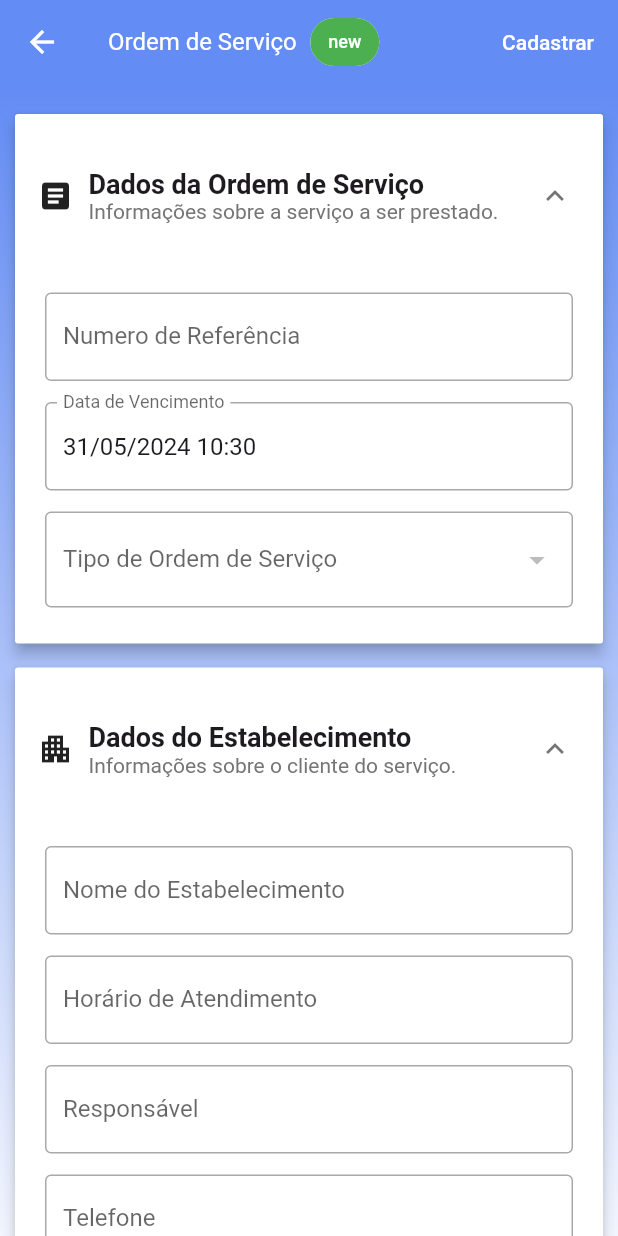
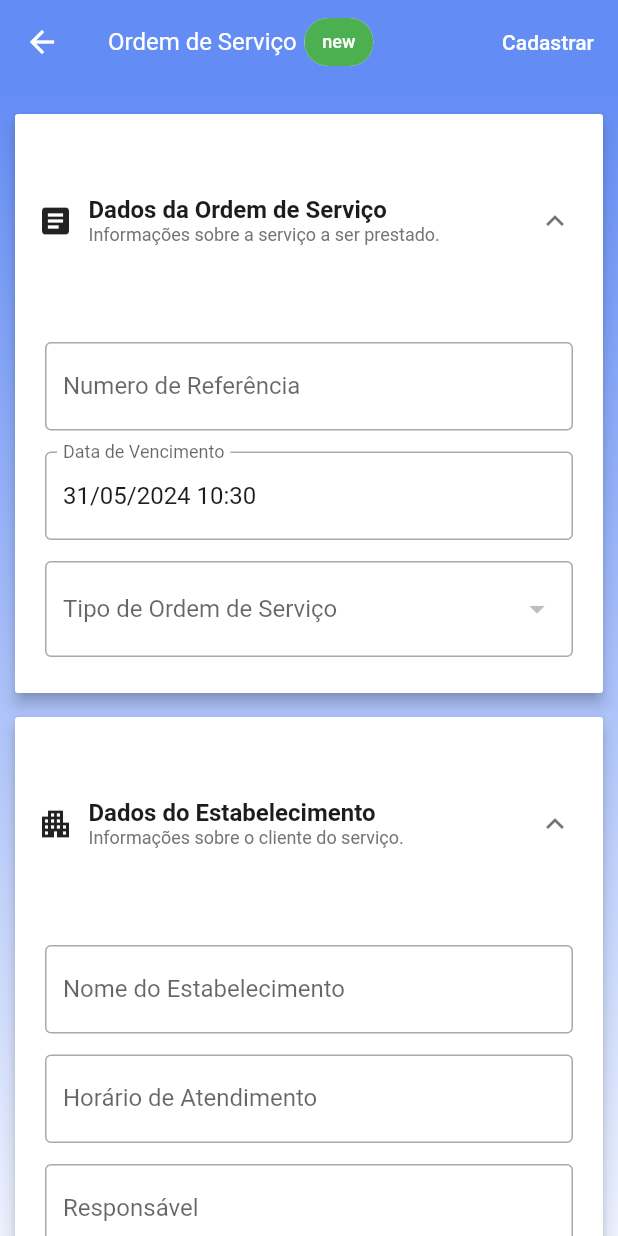
Before and after one commit to Kaued/LogSanApp, a Flutter app: the ServiceOrderForm screen opened directly, after a tap on "Dados da Ordem de Serviço", after a tap on the "expand more" icon, on a phone screen of 412 x 824 dp. Run offline on Flutter 3.47's test engine with Material 3 defaults, Android fonts, the phone set to English and light mode, and no system bars; our stand-ins replace cloud_firestore, firebase_auth, firebase_core, flutter_animate; accounts and stored records are empty.

Commit message:
feat: Update gradle.properties and chip_form.dart

```diff
--- a/lib/Components/ServiceOrders/address_input.dart
+++ b/lib/Components/ServiceOrders/address_input.dart
@@ -19,11 +19,12 @@ class AddressInput extends StatelessWidget {
       return Row(
         children: [
           const Flexible(
-            flex: 2,
+            flex: 1,
             child: Divider(),
           ),
           Flexible(
             flex: 4,
+            fit: FlexFit.tight,
             child: Padding(
               padding: const EdgeInsets.symmetric(
                 horizontal: 8,
@@ -51,6 +52,7 @@ class AddressInput extends StatelessWidget {
                           "Adicionar Endereço",
                           style: theme.textTheme.titleMedium!.copyWith(
                             color: Colors.white,
+                            fontSize: 14,
                           ),
                         ),
                       ),
@@ -61,7 +63,7 @@ class AddressInput extends StatelessWidget {
             ),
           ),
           const Flexible(
-            flex: 2,
+            flex: 1,
             child: Divider(),
           )
         ],
@@ -76,19 +78,25 @@ class AddressInput extends StatelessWidget {
         child: Padding(
           padding: const EdgeInsets.symmetric(
             vertical: 8,
-            horizontal: 4,
+            horizontal: 2,
           ),
           child: ListTile(
             title: Text(
               "${address.street}, ${address.number?.toString()} - ${address.neighborhood}",
               style: const TextStyle(
                 fontWeight: FontWeight.w700,
+                fontSize: 14,
               ),
             ),
-            leading: Icon(
-              Icons.location_on_outlined,
-              color: theme.colorScheme.primary,
-              size: 32,
+            leading: Column(
+              mainAxisAlignment: MainAxisAlignment.center,
+              children: [
+                Icon(
+                  Icons.location_on_outlined,
+                  color: theme.colorScheme.primary,
+                  size: 32,
+                ),
+              ],
             ),
             subtitle: Text("${address.city} - ${address.cep}"),
           ),
--- a/lib/Components/ServiceOrders/equipments_form.dart
+++ b/lib/Components/ServiceOrders/equipments_form.dart
@@ -86,6 +86,7 @@ class EquipmentsForm extends StatelessWidget {
                                         style: theme.textTheme.titleMedium!
                                             .copyWith(
                                           color: Colors.white,
+                                          fontSize: 14,
                                         ),
                                       ),
                                     ),
@@ -138,8 +139,9 @@ class EquipmentsForm extends StatelessWidget {
                           style: TextStyle(
                             color: Colors.grey[600],
                             fontWeight: FontWeight.w600,
-                            fontSize: 16,
+                            fontSize: 14,
                           ),
+                          textAlign: TextAlign.center,
                         ),
                       ),
                     ),
@@ -201,6 +203,7 @@ class EquipmentsForm extends StatelessWidget {
                                         style: theme.textTheme.titleMedium!
                                             .copyWith(
                                           color: Colors.white,
+                                          fontSize: 14,
                                         ),
                                       ),
                                     ),
@@ -253,8 +256,9 @@ class EquipmentsForm extends StatelessWidget {
                           style: TextStyle(
                             color: Colors.grey[600],
                             fontWeight: FontWeight.w600,
-                            fontSize: 16,
+                            fontSize: 14,
                           ),
+                          textAlign: TextAlign.center,
                         ),
                       ),
                     ),
--- a/lib/Components/WorkRoutes/list_service_order.dart
+++ b/lib/Components/WorkRoutes/list_service_order.dart
@@ -57,7 +57,7 @@ class ServiceOrderListRoute extends StatelessWidget {
               }
 
               return Card(
-                elevation: 2  ,
+                elevation: 2,
                 child: Dismissible(
                   onDismissed: (direction) {
                     deleteServiceOrder(id);
@@ -117,6 +117,7 @@ class ServiceOrderListRoute extends StatelessWidget {
                 fontSize: 24,
                 fontWeight: FontWeight.w500,
               ),
+              textAlign: TextAlign.center,
             ),
           );
   }
--- a/lib/Components/chip_form.dart
+++ b/lib/Components/chip_form.dart
@@ -13,7 +13,7 @@ class ChipForm extends StatelessWidget {
   Widget build(BuildContext context) {
     return Padding(
       padding: const EdgeInsets.only(
-        left: 8,
+        left: 4,
       ),
       child: Chip(
         label: Text(
--- a/lib/Models/type_order.dart
+++ b/lib/Models/type_order.dart
@@ -7,7 +7,7 @@ class TypeOrder {
   TypeOrder.fromJson(Map<String, Object?> json)
       : this(
           name: json["name"]! as String,
-          value: json["value"]! as double,
+          value: (json["value"]! as num).toDouble(),
         );
 
   String name;
--- a/lib/Pages/service_order_form.dart
+++ b/lib/Pages/service_order_form.dart
@@ -1,4 +1,5 @@
 import 'package:cloud_firestore/cloud_firestore.dart';
+import 'package:flutter/cupertino.dart';
 import 'package:flutter/material.dart';
 import 'package:flutter/widgets.dart';
 import 'package:intl/intl.dart';
@@ -141,6 +142,8 @@ class _ServiceOrderFormState extends State<ServiceOrderForm> {
     final placeForm = GlobalKey<FormState>();
     final screen = MediaQuery.of(context).size;
     final theme = Theme.of(context);
+    final double expandedWidth = screen.width - 130;
+    const double expandedHeight = 70;
 
     void onSubmit() async {
       if (serviceOrderForm.currentState!.validate() &&
@@ -386,23 +389,30 @@ class _ServiceOrderFormState extends State<ServiceOrderForm> {
                               const Icon(
                                 Icons.article,
                               ),
-                              Padding(
+                              Container(
+                                width: expandedWidth,
+                                height: expandedHeight,
                                 padding: const EdgeInsets.only(left: 10),
                                 child: Column(
+                                  mainAxisAlignment: MainAxisAlignment.center,
                                   crossAxisAlignment: CrossAxisAlignment.start,
                                   children: [
-                                    const Text(
+                                    const Flexible(
+                                      child: Text(
                                         "Dados da Ordem de Serviço",
                                         style: TextStyle(
-                                        fontSize: 18,
+                                          fontSize: 16,
                                           fontWeight: FontWeight.w600,
                                         ),
                                       ),
-                                    Text(
+                                    ),
+                                    Flexible(
+                                      child: Text(
                                         "Informações sobre a serviço a ser prestado.",
                                         style: TextStyle(
                                           color: Colors.grey[600],
-                                        fontSize: 14,
+                                          fontSize: 12,
+                                        ),
                                       ),
                                     ),
                                   ],
@@ -504,23 +514,30 @@ class _ServiceOrderFormState extends State<ServiceOrderForm> {
                               const Icon(
                                 Icons.apartment,
                               ),
-                              Padding(
+                              Container(
+                                width: expandedWidth,
+                                height: expandedHeight,
                                 padding: const EdgeInsets.only(left: 10),
                                 child: Column(
+                                  mainAxisAlignment: MainAxisAlignment.center,
                                   crossAxisAlignment: CrossAxisAlignment.start,
                                   children: [
-                                    const Text(
+                                    const Flexible(
+                                      child: Text(
                                         "Dados do Estabelecimento",
                                         style: TextStyle(
-                                        fontSize: 18,
+                                          fontSize: 16,
                                           fontWeight: FontWeight.w600,
                                         ),
                                       ),
-                                    Text(
+                                    ),
+                                    Flexible(
+                                      child: Text(
                                         "Informações sobre o cliente do serviço.",
                                         style: TextStyle(
                                           color: Colors.grey[600],
-                                        fontSize: 14,
+                                          fontSize: 12,
+                                        ),
                                       ),
                                     ),
                                   ],
@@ -623,23 +640,30 @@ class _ServiceOrderFormState extends State<ServiceOrderForm> {
                               const Icon(
                                 Icons.ad_units,
                               ),
-                              Padding(
+                              Container(
+                                width: expandedWidth,
+                                height: expandedHeight,
                                 padding: const EdgeInsets.only(left: 10),
                                 child: Column(
+                                  mainAxisAlignment: MainAxisAlignment.center,
                                   crossAxisAlignment: CrossAxisAlignment.start,
                                   children: [
-                                    const Text(
+                                    const Flexible(
+                                      child: Text(
                                         "Equipamentos",
                                         style: TextStyle(
-                                        fontSize: 18,
+                                          fontSize: 16,
                                           fontWeight: FontWeight.w600,
                                         ),
                                       ),
-                                    Text(
+                                    ),
+                                    Flexible(
+                                      child: Text(
                                         "Equipamentos que serão utilizados.",
                                         style: TextStyle(
                                           color: Colors.grey[600],
-                                        fontSize: 14,
+                                          fontSize: 12,
+                                        ),
                                       ),
                                     ),
                                   ],
```
Also changed, not shown: lib/Components/Equipments/equipment_modal.dart (+5 -4 lines), lib/Components/ServiceOrders/address_modal.dart (+4 -3 lines), lib/Components/ServiceOrders/service_order_item.dart (+22 -11 lines), lib/Components/WorkRoutes/service_order_modal.dart (+6 -4 lines), lib/Pages/work_routes_form.dart (+19 -9 lines), 2 other files. Lines whose indentation alone changed are shown as unchanged.
